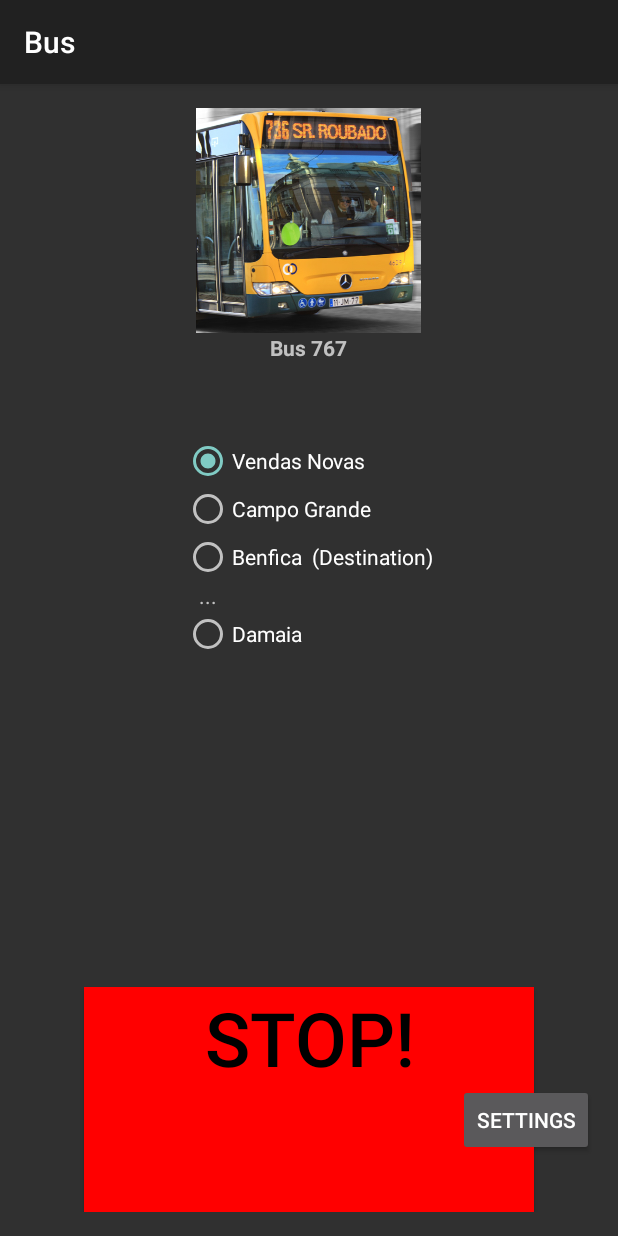
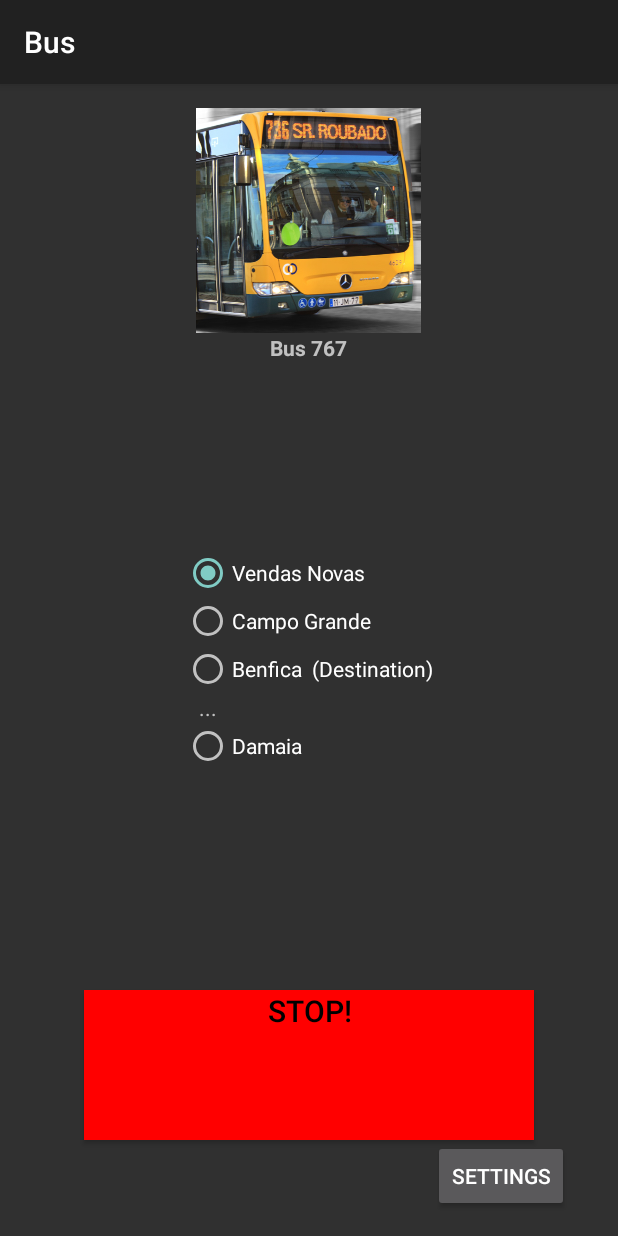
Before and after one commit to ruskam/bUser, an Android app: the insideBus screen opened directly, with no data from a screen before it, on a phone screen of 412 x 824 dp. Run offline under Robolectric (Android 15) with nearby library versions, the light colour scheme and no system bars.

```diff
--- a/app/src/main/res/layout/activity_inside_bus.xml
+++ b/app/src/main/res/layout/activity_inside_bus.xml
@@ -31,10 +31,9 @@
         android:id="@+id/stop_group"
         android:layout_width="wrap_content"
         android:layout_height="wrap_content"
-        android:layout_below="@+id/bus_label1"
-        android:layout_centerHorizontal="true"
-        android:layout_marginTop="50dp"
-        android:orientation="vertical">
+        android:orientation="vertical"
+        android:layout_centerVertical="true"
+        android:layout_centerHorizontal="true">
 
         <RadioButton
             android:id="@+id/stopa"
@@ -76,25 +75,24 @@
     <Button
         android:id="@+id/stop_butt"
         android:layout_width="300dp"
-        android:layout_height="150dp"
+        android:layout_height="100dp"
         android:background="#ff0000"
         android:gravity="center_horizontal"
         android:onClick="stopBus"
         android:text="STOP!"
         android:textColor="#000"
-        android:textSize="50dp"
+        android:textSize="20dp"
 
-        android:layout_alignParentBottom="true"
+        android:layout_above="@+id/button"
         android:layout_centerHorizontal="true" />
 
     <Button
         android:id="@+id/button"
         android:layout_width="wrap_content"
         android:layout_height="wrap_content"
+        android:layout_gravity="right"
+        android:onClick="displaySettings"
+        android:text="@string/settings"
         android:layout_alignParentBottom="true"
-        android:layout_alignParentEnd="true"
-        android:layout_gravity="right"
-        android:layout_marginBottom="37dp"
-        android:onClick="displaySettings"
-        android:text="@string/settings" />
+        android:layout_toEndOf="@+id/stop_group" />
 </RelativeLayout>
```
